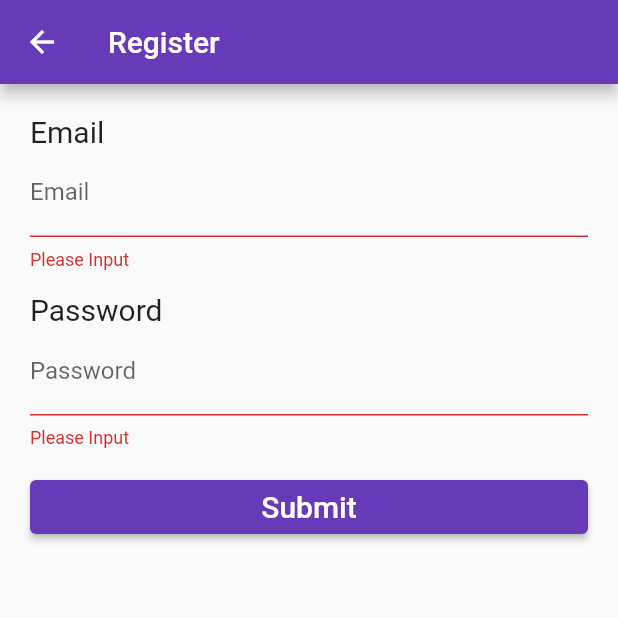
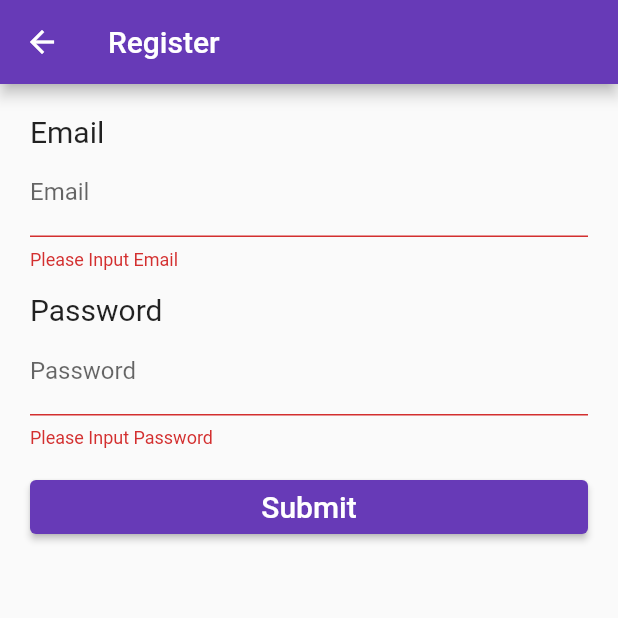
Before and after one commit to NGOMNGOM/Flutter_firebase, a Flutter app: the Register screen opened directly, after a tap on "Submit", on a phone screen of 412 x 824 dp, the top half of it. Run offline on Flutter 3.47's test engine with Material 2 defaults, Android fonts, the phone set to English and light mode, and no system bars; our stand-ins replace form_field_validator.

Commit message:
Email & Password Validation with form_field_validator

```diff
--- a/flutter_firebase/lib/Screen/register.dart
+++ b/flutter_firebase/lib/Screen/register.dart
@@ -1,5 +1,6 @@
 import 'package:flutter/material.dart';
 import 'package:flutter_firebase/Model/profile.dart';
+import 'package:form_field_validator/form_field_validator.dart';
 
 class Register extends StatefulWidget {
   const Register({super.key});
@@ -36,12 +37,10 @@ class _RegisterState extends State<Register> {
                     onSaved: (String? email) {
                       profile.email = email;
                     },
-                    validator: (String? email) {
-                      if (email!.isEmpty) {
-                        return "Please Input";
-                      }
-                      return null;
-                    },
+                    validator: MultiValidator([
+                      RequiredValidator(errorText: "Please Input Email"),
+                      EmailValidator(errorText: "Wrong Email Format")
+                    ]),
                   ),
                   const SizedBox(
                     height: 15,
@@ -56,12 +55,8 @@ class _RegisterState extends State<Register> {
                       onSaved: (String? password) {
                         profile.pwd = password;
                       },
-                      validator: (String? pwd) {
-                        if (pwd!.isEmpty) {
-                          return "Please Input";
-                        }
-                        return null;
-                      }),
+                      validator: RequiredValidator(
+                          errorText: "Please Input Password")),
                   const SizedBox(
                     height: 15,
                   ),
```
